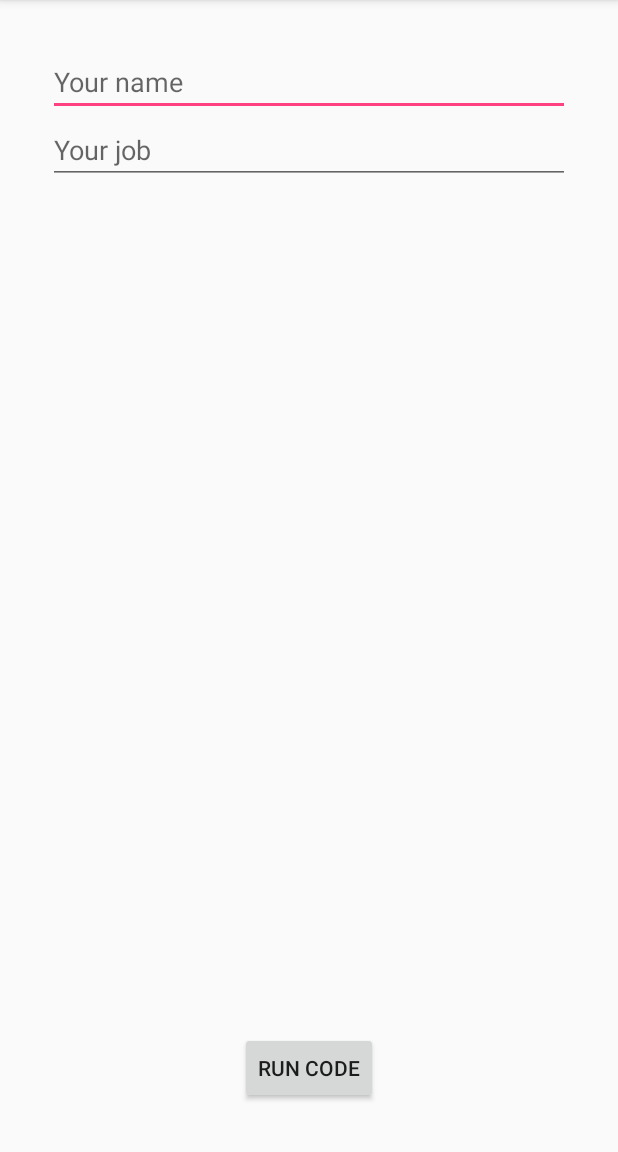
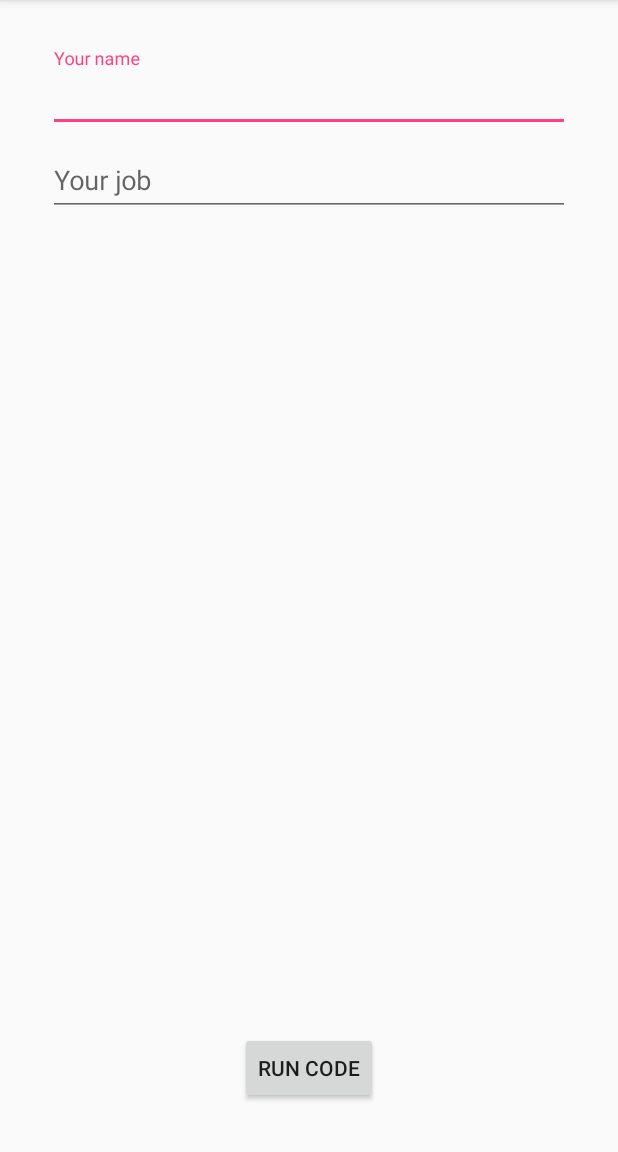
Before and after one commit to davidgassner/WeeklyTips, an Android app: the screen it shows after launch (MainActivity), on a phone screen of 412 x 824 dp, the part 84-1236 px from its top. Run offline under Robolectric (Android 15) with nearby library versions, the phone set to English and light mode, and no system bars.

Commit message:
Tip012-Done

```diff
--- a/app/src/main/res/layout/content_main.xml
+++ b/app/src/main/res/layout/content_main.xml
@@ -9,27 +9,40 @@
     app:layout_behavior="@string/appbar_scrolling_view_behavior"
     tools:context="com.example.android.weeklytips.MainActivity">
 
-    <EditText
-        android:id="@+id/name_text"
+    <android.support.design.widget.TextInputLayout
+        android:id="@+id/name_layout"
         android:layout_width="0dp"
         android:layout_height="wrap_content"
-        android:ems="10"
-        android:hint="@string/your_name"
-        android:inputType="textPersonName"
         app:layout_constraintLeft_toLeftOf="parent"
         app:layout_constraintRight_toRightOf="parent"
-        app:layout_constraintTop_toTopOf="parent" />
+        app:layout_constraintTop_toTopOf="parent">
 
-    <EditText
-        android:id="@+id/job_text"
+        <android.support.design.widget.TextInputEditText
+            android:id="@+id/name_text"
+            android:layout_width="match_parent"
+            android:layout_height="wrap_content"
+            android:ems="10"
+            android:hint="@string/your_name"
+            android:inputType="textPersonName" />
+    </android.support.design.widget.TextInputLayout>
+
+    <android.support.design.widget.TextInputLayout
+        android:id="@+id/job_layout"
         android:layout_width="0dp"
         android:layout_height="wrap_content"
-        android:ems="10"
-        android:hint="@string/your_job"
-        android:inputType="textPersonName"
         app:layout_constraintLeft_toLeftOf="parent"
         app:layout_constraintRight_toRightOf="parent"
-        app:layout_constraintTop_toBottomOf="@+id/name_text" />
+        app:layout_constraintTop_toBottomOf="@+id/name_layout">
+
+        <android.support.design.widget.TextInputEditText
+            android:id="@+id/job_text"
+            android:layout_width="match_parent"
+            android:layout_height="wrap_content"
+            android:ems="10"
+            android:hint="@string/your_job"
+            android:inputType="textPersonName" />
+
+    </android.support.design.widget.TextInputLayout>
 
     <Button
         android:id="@+id/run_button"
```
